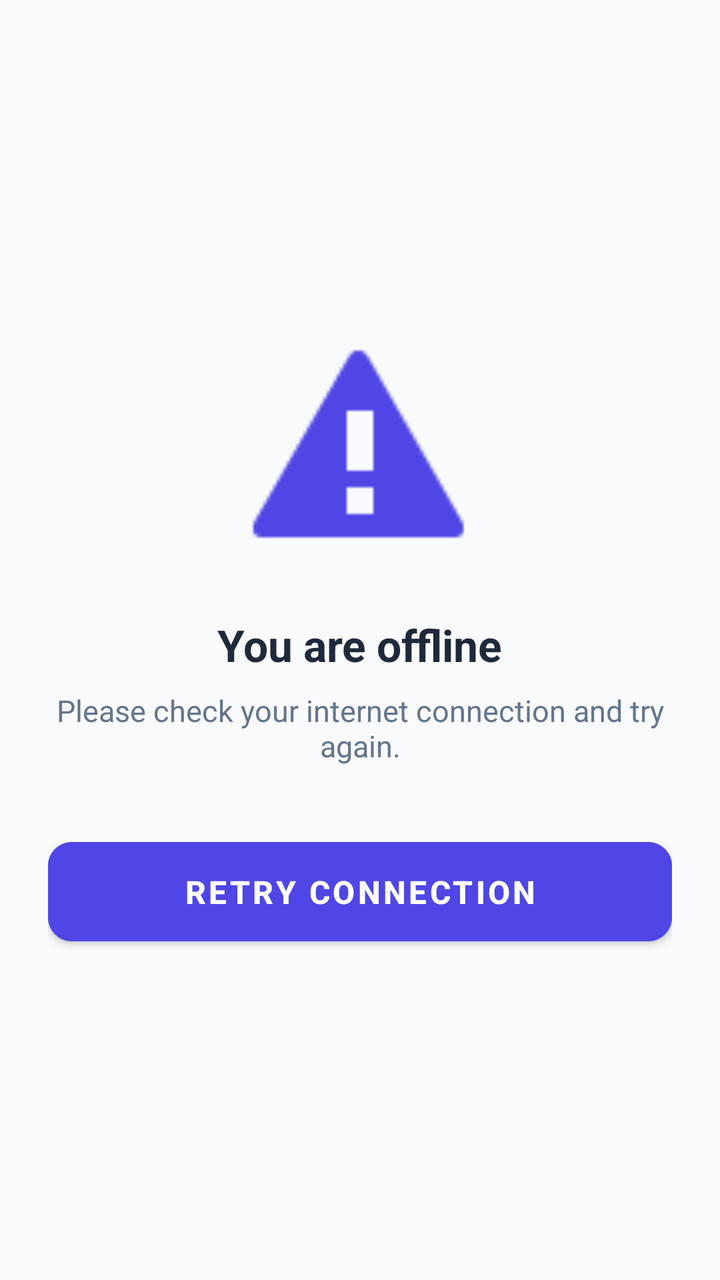
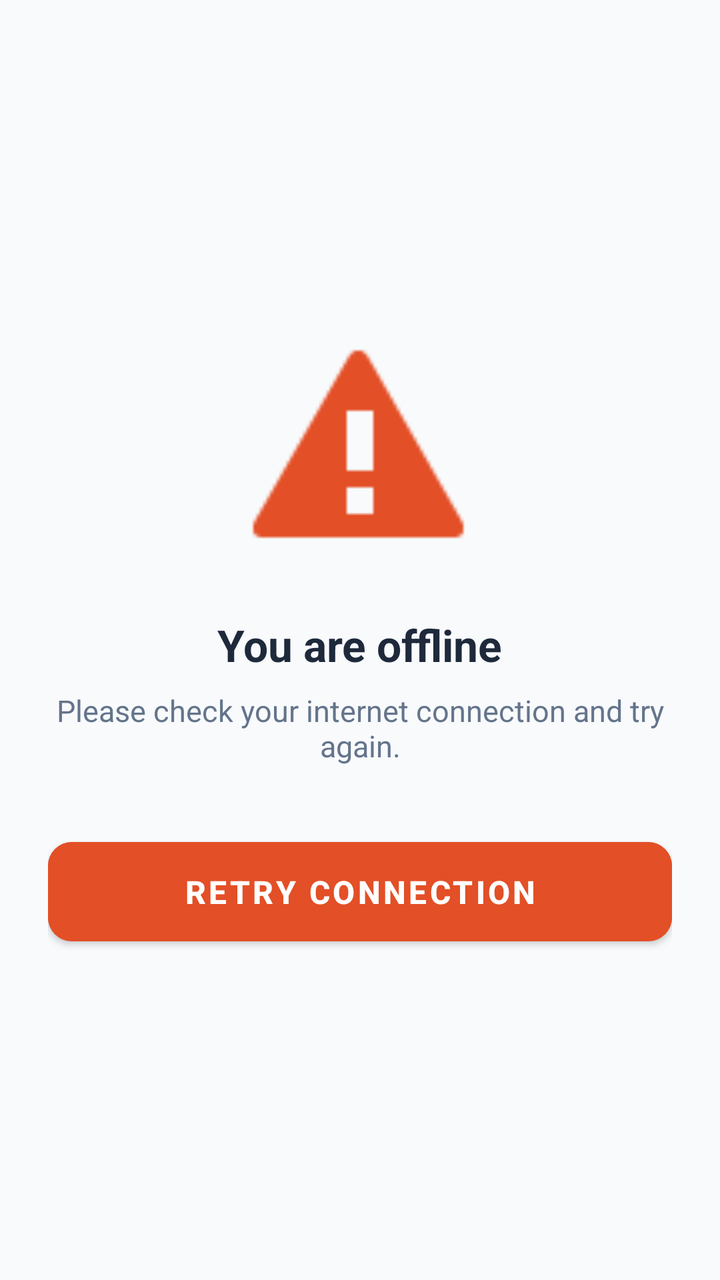

Before-and-after screenshots of an Android layout around one commit, followed by the original layout XML and the change that was made.
<!-- AndroidManifest.xml: activity theme Theme.SSCStudentApp.NoActionBar -->
<!-- res/layout/activity_offline.xml -->
<?xml version="1.0" encoding="utf-8"?>
<androidx.constraintlayout.widget.ConstraintLayout xmlns:android="http://schemas.android.com/apk/res/android"
    xmlns:app="http://schemas.android.com/apk/res-auto"
    android:layout_width="match_parent"
    android:layout_height="match_parent"
    android:background="@color/slate_50"
    android:padding="24dp">

    <LinearLayout
        android:layout_width="match_parent"
        android:layout_height="wrap_content"
        android:gravity="center"
        android:orientation="vertical"
        app:layout_constraintBottom_toBottomOf="parent"
        app:layout_constraintEnd_toEndOf="parent"
        app:layout_constraintStart_toStartOf="parent"
        app:layout_constraintTop_toTopOf="parent">

        <ImageView
            android:layout_width="120dp"
            android:layout_height="120dp"
            android:layout_marginBottom="24dp"
            android:src="@android:drawable/stat_sys_warning"
            app:tint="@color/indigo_600" />

        <TextView
            android:layout_width="wrap_content"
            android:layout_height="wrap_content"
            android:text="@string/error_offline_title"
            android:textColor="@color/slate_800"
            android:textSize="22sp"
            android:textStyle="bold" />

        <TextView
            android:layout_width="wrap_content"
            android:layout_height="wrap_content"
            android:layout_marginTop="8dp"
            android:gravity="center"
            android:text="@string/error_offline_desc"
            android:textColor="@color/slate_500"
            android:textSize="15sp" />

        <Button
            android:id="@+id/btnRetry"
            style="@style/Widget.MaterialComponents.Button"
            android:layout_width="match_parent"
            android:layout_height="wrap_content"
            android:layout_marginTop="32dp"
            android:backgroundTint="@color/indigo_600"
            android:padding="14dp"
            android:text="@string/retry_btn"
            android:textColor="@color/white"
            android:textSize="16sp"
            android:textStyle="bold"
            app:cornerRadius="12dp" />

    </LinearLayout>

</androidx.constraintlayout.widget.ConstraintLayout>
<!-- resources referenced by this layout -->
<resources>
  <color name="indigo_600">#4F46E5</color>
  <color name="slate_50">#F8FAFC</color>
  <color name="slate_500">#64748B</color>
  <color name="slate_800">#1E293B</color>
  <color name="white">#FFFFFFFF</color>
  <string name="error_offline_desc">Please check your internet connection and try again.</string>
  <string name="error_offline_title">You are offline</string>
  <string name="retry_btn">Retry Connection</string>
  <style name="Theme.SSCStudentApp.NoActionBar" parent="Theme.MaterialComponents.DayNight.NoActionBar">
          <item name="colorPrimary">@color/indigo_600</item>
          <item name="colorPrimaryVariant">@color/indigo_700</item>
          <item name="colorOnPrimary">@color/white</item>
          <item name="android:statusBarColor">@color/indigo_600</item>
      </style>
  <color name="indigo_700">#4338CA</color>
</resources>

<!-- the commit's change to res/layout/activity_offline.xml (unified diff, before → after) -->
@@ -21,7 +21,7 @@
             android:layout_height="120dp"
             android:layout_marginBottom="24dp"
             android:src="@android:drawable/stat_sys_warning"
-            app:tint="@color/indigo_600" />
+            app:tint="@color/brand_600" />
 
         <TextView
             android:layout_width="wrap_content"
@@ -46,7 +46,7 @@
             android:layout_width="match_parent"
             android:layout_height="wrap_content"
             android:layout_marginTop="32dp"
-            android:backgroundTint="@color/indigo_600"
+            android:backgroundTint="@color/brand_600"
             android:padding="14dp"
             android:text="@string/retry_btn"
             android:textColor="@color/white"
<!-- resource entries referenced after the edit -->
@@ -1,6 +1,6 @@
 <!-- resources referenced by this layout -->
 <resources>
-  <color name="indigo_600">#4F46E5</color>
+  <color name="brand_600">#E34F26</color>
   <color name="slate_50">#F8FAFC</color>
   <color name="slate_500">#64748B</color>
   <color name="slate_800">#1E293B</color>
@@ -9,11 +9,11 @@
   <string name="error_offline_title">You are offline</string>
   <string name="retry_btn">Retry Connection</string>
   <style name="Theme.SSCStudentApp.NoActionBar" parent="Theme.MaterialComponents.DayNight.NoActionBar">
-          <item name="colorPrimary">@color/indigo_600</item>
-          <item name="colorPrimaryVariant">@color/indigo_700</item>
+          <item name="colorPrimary">@color/brand_600</item>
+          <item name="colorPrimaryVariant">@color/brand_700</item>
           <item name="colorOnPrimary">@color/white</item>
-          <item name="android:statusBarColor">@color/indigo_600</item>
+          <item name="android:statusBarColor">@color/brand_600</item>
       </style>
-  <color name="indigo_700">#4338CA</color>
+  <color name="brand_700">#D13F19</color>
 </resources>
 
